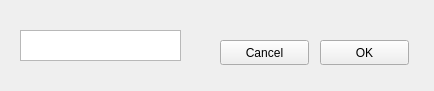
The window that keibomoneytracker/addgroupdialog.ui (Carlos-CDM/Keibo-MoneyTracker) describes before a commit, drawn with Qt 5.
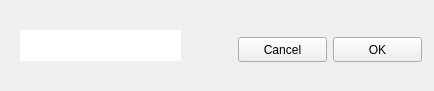
The same window after the commit. Custom widgets are drawn as their Qt base class.

```diff
--- a/keibomoneytracker/addgroupdialog.ui
+++ b/keibomoneytracker/addgroupdialog.ui
@@ -22,12 +22,15 @@
      <height>31</height>
     </rect>
    </property>
+   <property name="frameShape">
+    <enum>QFrame::NoFrame</enum>
+   </property>
   </widget>
   <widget class="QPushButton" name="cancelButton">
    <property name="geometry">
     <rect>
-     <x>220</x>
-     <y>40</y>
+     <x>238</x>
+     <y>37</y>
      <width>89</width>
      <height>25</height>
     </rect>
@@ -45,8 +48,8 @@
   <widget class="QPushButton" name="acceptButton">
    <property name="geometry">
     <rect>
-     <x>320</x>
-     <y>40</y>
+     <x>333</x>
+     <y>37</y>
      <width>89</width>
      <height>25</height>
     </rect>
@@ -62,6 +65,18 @@
    </property>
   </widget>
  </widget>
+ <customwidgets>
+  <customwidget>
+   <class>CustomPushButton</class>
+   <extends>QPushButton</extends>
+   <header>custompushbutton.h</header>
+  </customwidget>
+  <customwidget>
+   <class>CustomTextEdit</class>
+   <extends>QTextEdit</extends>
+   <header location="global">customtextedit.h</header>
+  </customwidget>
+ </customwidgets>
  <resources/>
  <connections/>
 </ui>
```
Left out of the diff: 6 changed lines with no effect on the pictures.
